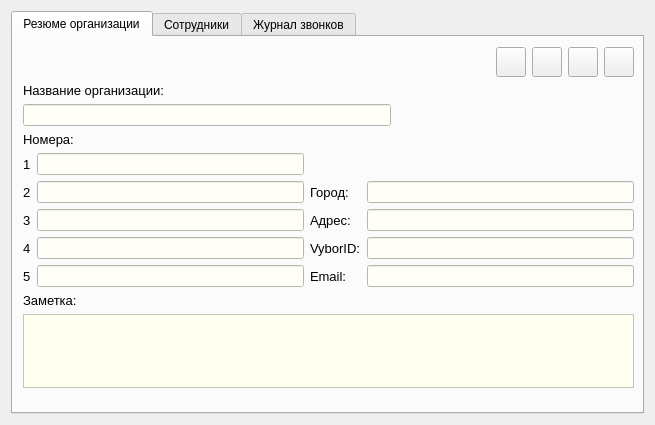
This is ViewOrgContactDialog.ui in okostynchuk/Outcall as Qt 5 draws it before an edit. The edited form follows.
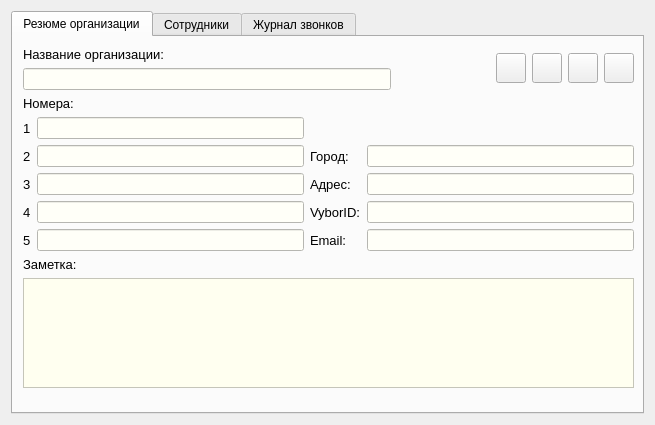
This is the edited form. Icons and pictures are not drawn.

Commit message: Fully working adding and editing of reminders from popups and RemindersDialog, removed all settingsDialog objects, new global method, icons in ViewOrgContactDialog

```diff
--- a/ViewOrgContactDialog.ui
+++ b/ViewOrgContactDialog.ui
@@ -46,218 +46,7 @@
         </rect>
        </property>
        <layout class="QGridLayout" name="gridLayout_14">
-        <item row="0" column="0">
-         <layout class="QGridLayout" name="gridLayout_3">
-          <item row="0" column="4">
-           <widget class="QPushButton" name="callButton">
-            <property name="minimumSize">
-             <size>
-              <width>30</width>
-              <height>30</height>
-             </size>
-            </property>
-            <property name="maximumSize">
-             <size>
-              <width>30</width>
-              <height>30</height>
-             </size>
-            </property>
-            <property name="focusPolicy">
-             <enum>Qt::StrongFocus</enum>
-            </property>
-            <property name="toolTip">
-             <string>Позвонить</string>
-            </property>
-            <property name="text">
-             <string/>
-            </property>
-            <property name="icon">
-             <iconset resource="images.qrc">
-              <normaloff>:/images/makeCall_R.png</normaloff>:/images/makeCall_R.png</iconset>
-            </property>
-            <property name="iconSize">
-             <size>
-              <width>27</width>
-              <height>27</height>
-             </size>
-            </property>
-            <property name="autoDefault">
-             <bool>false</bool>
-            </property>
-           </widget>
-          </item>
-          <item row="0" column="5">
-           <widget class="QPushButton" name="editButton">
-            <property name="minimumSize">
-             <size>
-              <width>30</width>
-              <height>30</height>
-             </size>
-            </property>
-            <property name="maximumSize">
-             <size>
-              <width>30</width>
-              <height>30</height>
-             </size>
-            </property>
-            <property name="focusPolicy">
-             <enum>Qt::StrongFocus</enum>
-            </property>
-            <property name="toolTip">
-             <string>Редактировать контакт</string>
-            </property>
-            <property name="text">
-             <string/>
-            </property>
-            <property name="icon">
-             <iconset resource="images.qrc">
-              <normaloff>:/images/edit_R.png</normaloff>:/images/edit_R.png</iconset>
-            </property>
-            <property name="iconSize">
-             <size>
-              <width>27</width>
-              <height>27</height>
-             </size>
-            </property>
-            <property name="autoDefault">
-             <bool>false</bool>
-            </property>
-           </widget>
-          </item>
-          <item row="0" column="2">
-           <widget class="QPushButton" name="openAccess">
-            <property name="minimumSize">
-             <size>
-              <width>30</width>
-              <height>30</height>
-             </size>
-            </property>
-            <property name="maximumSize">
-             <size>
-              <width>30</width>
-              <height>30</height>
-             </size>
-            </property>
-            <property name="toolTip">
-             <string>Заказы</string>
-            </property>
-            <property name="text">
-             <string/>
-            </property>
-            <property name="icon">
-             <iconset resource="images.qrc">
-              <normaloff>:/images/orders_RR.png</normaloff>:/images/orders_RR.png</iconset>
-            </property>
-            <property name="iconSize">
-             <size>
-              <width>27</width>
-              <height>27</height>
-             </size>
-            </property>
-            <property name="autoDefault">
-             <bool>false</bool>
-            </property>
-           </widget>
-          </item>
-          <item row="0" column="0">
-           <spacer name="horizontalSpacer_4">
-            <property name="orientation">
-             <enum>Qt::Horizontal</enum>
-            </property>
-            <property name="sizeHint" stdset="0">
-             <size>
-              <width>40</width>
-              <height>20</height>
-             </size>
-            </property>
-           </spacer>
-          </item>
-          <item row="0" column="3">
-           <widget class="QPushButton" name="pushButton_2">
-            <property name="minimumSize">
-             <size>
-              <width>30</width>
-              <height>30</height>
-             </size>
-            </property>
-            <property name="maximumSize">
-             <size>
-              <width>30</width>
-              <height>30</height>
-             </size>
-            </property>
-            <property name="focusPolicy">
-             <enum>Qt::NoFocus</enum>
-            </property>
-            <property name="text">
-             <string/>
-            </property>
-            <property name="icon">
-             <iconset resource="images.qrc">
-              <normaloff>:/images/reminders_R.png</normaloff>:/images/reminders_R.png</iconset>
-            </property>
-            <property name="iconSize">
-             <size>
-              <width>27</width>
-              <height>27</height>
-             </size>
-            </property>
-           </widget>
-          </item>
-         </layout>
-        </item>
         <item row="1" column="0">
-         <layout class="QGridLayout" name="gridLayout_7">
-          <item row="0" column="0">
-           <layout class="QGridLayout" name="gridLayout_2">
-            <item row="1" column="0">
-             <widget class="QLineEdit" name="OrgName">
-              <property name="minimumSize">
-               <size>
-                <width>368</width>
-                <height>0</height>
-               </size>
-              </property>
-              <property name="styleSheet">
-               <string notr="true">*{
-background-color: #fffff8;
-}</string>
-              </property>
-              <property name="readOnly">
-               <bool>true</bool>
-              </property>
-             </widget>
-            </item>
-            <item row="0" column="0">
-             <widget class="QLabel" name="label_3">
-              <property name="font">
-               <font>
-                <pointsize>10</pointsize>
-               </font>
-              </property>
-              <property name="text">
-               <string>Название организации:</string>
-              </property>
-             </widget>
-            </item>
-           </layout>
-          </item>
-          <item row="0" column="1">
-           <spacer name="horizontalSpacer">
-            <property name="orientation">
-             <enum>Qt::Horizontal</enum>
-            </property>
-            <property name="sizeHint" stdset="0">
-             <size>
-              <width>149</width>
-              <height>41</height>
-             </size>
-            </property>
-           </spacer>
-          </item>
-         </layout>
-        </item>
-        <item row="2" column="0">
          <layout class="QGridLayout" name="gridLayout">
           <item row="3" column="3">
            <widget class="QLineEdit" name="Address">
@@ -489,7 +278,201 @@
           </item>
          </layout>
         </item>
-        <item row="3" column="0">
+        <item row="0" column="0">
+         <layout class="QGridLayout" name="gridLayout_7">
+          <item row="0" column="1">
+           <spacer name="horizontalSpacer">
+            <property name="orientation">
+             <enum>Qt::Horizontal</enum>
+            </property>
+            <property name="sizeHint" stdset="0">
+             <size>
+              <width>149</width>
+              <height>41</height>
+             </size>
+            </property>
+           </spacer>
+          </item>
+          <item row="0" column="2">
+           <widget class="QPushButton" name="openAccessButton">
+            <property name="minimumSize">
+             <size>
+              <width>30</width>
+              <height>30</height>
+             </size>
+            </property>
+            <property name="maximumSize">
+             <size>
+              <width>30</width>
+              <height>30</height>
+             </size>
+            </property>
+            <property name="toolTip">
+             <string>Заказы</string>
+            </property>
+            <property name="text">
+             <string/>
+            </property>
+            <property name="icon">
+             <iconset resource="images.qrc">
+              <normaloff>:/images/orders_RR.png</normaloff>:/images/orders_RR.png</iconset>
+            </property>
+            <property name="iconSize">
+             <size>
+              <width>27</width>
+              <height>27</height>
+             </size>
+            </property>
+            <property name="autoDefault">
+             <bool>false</bool>
+            </property>
+           </widget>
+          </item>
+          <item row="0" column="3">
+           <widget class="QPushButton" name="pushButton_2">
+            <property name="minimumSize">
+             <size>
+              <width>30</width>
+              <height>30</height>
+             </size>
+            </property>
+            <property name="maximumSize">
+             <size>
+              <width>30</width>
+              <height>30</height>
+             </size>
+            </property>
+            <property name="focusPolicy">
+             <enum>Qt::NoFocus</enum>
+            </property>
+            <property name="text">
+             <string/>
+            </property>
+            <property name="icon">
+             <iconset resource="images.qrc">
+              <normaloff>:/images/reminders_R.png</normaloff>:/images/reminders_R.png</iconset>
+            </property>
+            <property name="iconSize">
+             <size>
+              <width>27</width>
+              <height>27</height>
+             </size>
+            </property>
+           </widget>
+          </item>
+          <item row="0" column="4">
+           <widget class="QPushButton" name="callButton">
+            <property name="minimumSize">
+             <size>
+              <width>30</width>
+              <height>30</height>
+             </size>
+            </property>
+            <property name="maximumSize">
+             <size>
+              <width>30</width>
+              <height>30</height>
+             </size>
+            </property>
+            <property name="focusPolicy">
+             <enum>Qt::StrongFocus</enum>
+            </property>
+            <property name="toolTip">
+             <string>Позвонить</string>
+            </property>
+            <property name="text">
+             <string/>
+            </property>
+            <property name="icon">
+             <iconset resource="images.qrc">
+              <normaloff>:/images/makeCall_R.png</normaloff>:/images/makeCall_R.png</iconset>
+            </property>
+            <property name="iconSize">
+             <size>
+              <width>27</width>
+              <height>27</height>
+             </size>
+            </property>
+            <property name="autoDefault">
+             <bool>false</bool>
+            </property>
+           </widget>
+          </item>
+          <item row="0" column="0">
+           <layout class="QGridLayout" name="gridLayout_2">
+            <item row="1" column="0">
+             <widget class="QLineEdit" name="OrgName">
+              <property name="minimumSize">
+               <size>
+                <width>368</width>
+                <height>0</height>
+               </size>
+              </property>
+              <property name="styleSheet">
+               <string notr="true">*{
+background-color: #fffff8;
+}</string>
+              </property>
+              <property name="readOnly">
+               <bool>true</bool>
+              </property>
+             </widget>
+            </item>
+            <item row="0" column="0">
+             <widget class="QLabel" name="label_3">
+              <property name="font">
+               <font>
+                <pointsize>10</pointsize>
+               </font>
+              </property>
+              <property name="text">
+               <string>Название организации:</string>
+              </property>
+             </widget>
+            </item>
+           </layout>
+          </item>
+          <item row="0" column="5">
+           <widget class="QPushButton" name="editButton">
+            <property name="minimumSize">
+             <size>
+              <width>30</width>
+              <height>30</height>
+             </size>
+            </property>
+            <property name="maximumSize">
+             <size>
+              <width>30</width>
+              <height>30</height>
+             </size>
+            </property>
+            <property name="focusPolicy">
+             <enum>Qt::StrongFocus</enum>
+            </property>
+            <property name="toolTip">
+             <string>Редактировать контакт</string>
+            </property>
+            <property name="text">
+             <string/>
+            </property>
+            <property name="icon">
+             <iconset resource="images.qrc">
+              <normaloff>:/images/edit_R.png</normaloff>:/images/edit_R.png</iconset>
+            </property>
+            <property name="iconSize">
+             <size>
+              <width>27</width>
+              <height>27</height>
+             </size>
+            </property>
+            <property name="autoDefault">
+             <bool>false</bool>
+            </property>
+           </widget>
+          </item>
+         </layout>
+        </item>
+        <item row="2" column="0">
          <layout class="QGridLayout" name="gridLayout_4">
           <item row="2" column="0" colspan="2">
            <widget class="QLabel" name="label_16">
```
Left out of the diff: 3 changed lines with no effect on the pictures. The commit also changes 25 other files.
